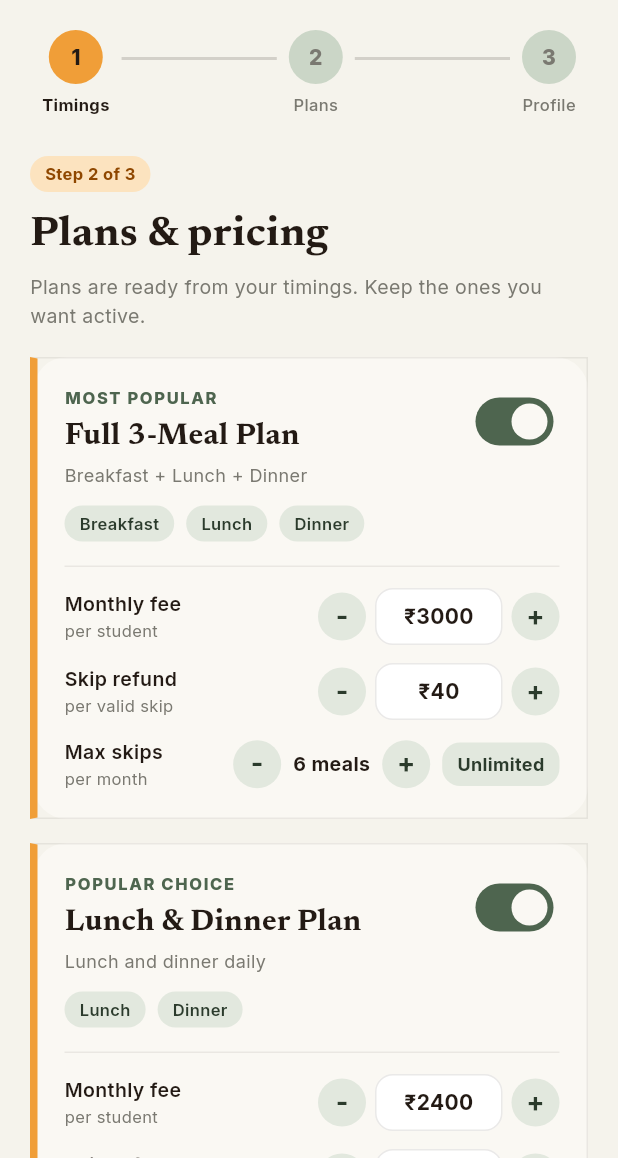
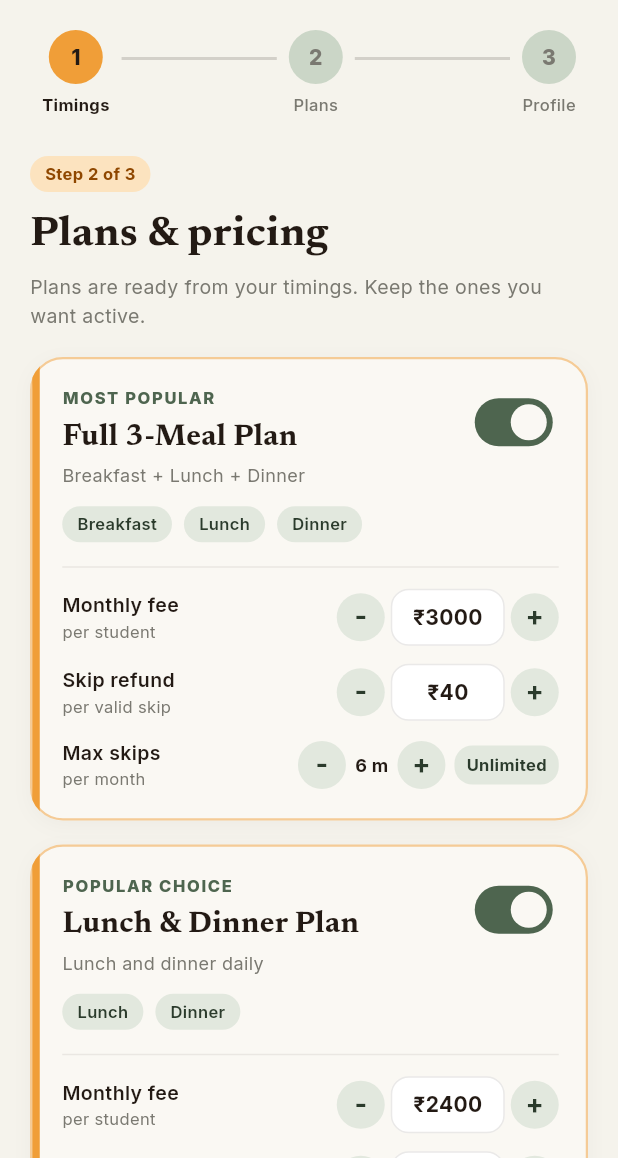
Before and after one commit to mohit-agnihotri/MessMate, a Flutter app: the OwnerSetupPage screen opened directly, swiped to page 2, on a phone screen of 412 x 824 dp, the part 78-1236 px from its top. Run offline on Flutter 3.47's test engine with Material 3 defaults, Android fonts, the phone set to English and light mode, and no system bars; our stand-ins replace cached_network_image, cloud_firestore, firebase_auth, firebase_core, firebase_messaging, flutter_riverpod and 8 more; missing offline and left inert: flutter_quill, onesignal_flutter; accounts and stored records are empty; generated files the repository leaves out were written again.

Commit message:
fix(owner): resolve blank plan card rendering and overflow issues

```diff
--- a/lib/views/pages/auth/owner_setup_page.dart
+++ b/lib/views/pages/auth/owner_setup_page.dart
@@ -95,9 +95,9 @@ class _OwnerSetupPageState extends ConsumerState<OwnerSetupPage> {
   }
 
   Future<void> _checkRoleConflict() async {
+    try {
       final user = FirebaseAuth.instance.currentUser;
       if (user == null) return;
-    try {
       final appService = ref.read(appServiceProvider);
       final existingStudent = await appService.getStudentById(user.uid);
       if (existingStudent != null && mounted) {
@@ -1538,23 +1538,36 @@ class _OwnerSetupPageState extends ConsumerState<OwnerSetupPage> {
 
             return Container(
               margin: const EdgeInsets.only(bottom: 16),
+              clipBehavior: Clip.antiAlias,
               decoration: BoxDecoration(
                 color: const Color(0xFFFAF8F3),
                 borderRadius: BorderRadius.circular(22),
-                border: Border(
-                  left: BorderSide(
+                border: Border.all(
                   color: isEnabled
-                        ? const Color(0xFFF09E38)
+                      ? const Color(0xFFF09E38).withValues(alpha: 0.5)
                       : const Color(0x142D231C),
+                  width: isEnabled ? 1.5 : 1,
+                ),
+                boxShadow: const [
+                  BoxShadow(
+                    color: Color(0x0A2D231C),
+                    blurRadius: 10,
+                    offset: Offset(0, 3),
+                  ),
+                ],
+              ),
+              child: Stack(
+                children: [
+                  if (isEnabled)
+                    Positioned(
+                      left: 0,
+                      top: 0,
+                      bottom: 0,
                       width: 5,
-                  ),
-                  top: const BorderSide(color: Color(0x142D231C)),
-                  right: const BorderSide(color: Color(0x142D231C)),
-                  bottom: const BorderSide(color: Color(0x142D231C)),
-                ),
-              ),
-              child: Padding(
-                padding: const EdgeInsets.all(18),
+                      child: Container(color: const Color(0xFFF09E38)),
+                    ),
+                  Padding(
+                    padding: EdgeInsets.fromLTRB(isEnabled ? 20 : 18, 18, 18, 18),
                     child: Column(
                       crossAxisAlignment: CrossAxisAlignment.start,
                       children: [
@@ -1665,7 +1678,8 @@ class _OwnerSetupPageState extends ConsumerState<OwnerSetupPage> {
                           Row(
                             mainAxisAlignment: MainAxisAlignment.spaceBetween,
                             children: [
-                          Column(
+                              Expanded(
+                                child: Column(
                                   crossAxisAlignment: CrossAxisAlignment.start,
                                   children: [
                                     Text(
@@ -1685,14 +1699,16 @@ class _OwnerSetupPageState extends ConsumerState<OwnerSetupPage> {
                                     ),
                                   ],
                                 ),
+                              ),
+                              const SizedBox(width: 8),
                               Row(
+                                mainAxisSize: MainAxisSize.min,
                                 children: [
                                   _buildRoundStepBtn('-', () => _adjustCtrl(feeCtrl, -100)),
                                   Container(
-                                width: 85,
+                                    width: 76,
                                     height: 38,
-                                margin:
-                                    const EdgeInsets.symmetric(horizontal: 6),
+                                    margin: const EdgeInsets.symmetric(horizontal: 4),
                                     decoration: BoxDecoration(
                                       color: Colors.white,
                                       borderRadius: BorderRadius.circular(12),
@@ -1721,7 +1737,8 @@ class _OwnerSetupPageState extends ConsumerState<OwnerSetupPage> {
                           Row(
                             mainAxisAlignment: MainAxisAlignment.spaceBetween,
                             children: [
-                          Column(
+                              Expanded(
+                                child: Column(
                                   crossAxisAlignment: CrossAxisAlignment.start,
                                   children: [
                                     Text(
@@ -1741,14 +1758,16 @@ class _OwnerSetupPageState extends ConsumerState<OwnerSetupPage> {
                                     ),
                                   ],
                                 ),
+                              ),
+                              const SizedBox(width: 8),
                               Row(
+                                mainAxisSize: MainAxisSize.min,
                                 children: [
                                   _buildRoundStepBtn('-', () => _adjustCtrl(skipCtrl, -5)),
                                   Container(
-                                width: 85,
+                                    width: 76,
                                     height: 38,
-                                margin:
-                                    const EdgeInsets.symmetric(horizontal: 6),
+                                    margin: const EdgeInsets.symmetric(horizontal: 4),
                                     decoration: BoxDecoration(
                                       color: Colors.white,
                                       borderRadius: BorderRadius.circular(12),
@@ -1777,7 +1796,8 @@ class _OwnerSetupPageState extends ConsumerState<OwnerSetupPage> {
                           Row(
                             mainAxisAlignment: MainAxisAlignment.spaceBetween,
                             children: [
-                          Column(
+                              Expanded(
+                                child: Column(
                                   crossAxisAlignment: CrossAxisAlignment.start,
                                   children: [
                                     Text(
@@ -1797,7 +1817,10 @@ class _OwnerSetupPageState extends ConsumerState<OwnerSetupPage> {
                                     ),
                                   ],
                                 ),
+                              ),
+                              const SizedBox(width: 6),
                               Row(
+                                mainAxisSize: MainAxisSize.min,
                                 children: [
                                   if ((plan['maxSkip'] as int) != -1) ...[
                                     _buildRoundStepBtn('-', () {
@@ -1806,11 +1829,11 @@ class _OwnerSetupPageState extends ConsumerState<OwnerSetupPage> {
                                     }),
                                     Padding(
                                       padding: const EdgeInsets.symmetric(
-                                      horizontal: 8),
-                                  child: Text(
-                                    '${plan['maxSkip']} meals',
-                                    style: GoogleFonts.inter(
-                                      fontSize: 13,
+                                          horizontal: 6),
+                                      child: Text(
+                                        '${plan['maxSkip']} m',
+                                        style: GoogleFonts.inter(
+                                          fontSize: 12,
                                           fontWeight: FontWeight.w700,
                                           color: const Color(0xFF231A14),
                                         ),
@@ -1820,7 +1843,7 @@ class _OwnerSetupPageState extends ConsumerState<OwnerSetupPage> {
                                       final cur = plan['maxSkip'] as int;
                                       if (cur < 30) setState(() => plan['maxSkip'] = cur + 1);
                                     }),
-                                const SizedBox(width: 8),
+                                    const SizedBox(width: 6),
                                   ],
                                   InkWell(
                                     onTap: () {
@@ -1835,7 +1858,7 @@ class _OwnerSetupPageState extends ConsumerState<OwnerSetupPage> {
                                     borderRadius: BorderRadius.circular(12),
                                     child: Container(
                                       padding: const EdgeInsets.symmetric(
-                                      horizontal: 10, vertical: 6),
+                                          horizontal: 8, vertical: 5),
                                       decoration: BoxDecoration(
                                         color: (plan['maxSkip'] as int) == -1
                                             ? const Color(0xFFFCE3BF)
@@ -1845,7 +1868,7 @@ class _OwnerSetupPageState extends ConsumerState<OwnerSetupPage> {
                                       child: Text(
                                         isHindi ? 'असीमित' : 'Unlimited',
                                         style: GoogleFonts.inter(
-                                      fontSize: 12,
+                                          fontSize: 11,
                                           fontWeight: FontWeight.w700,
                                           color: (plan['maxSkip'] as int) == -1
                                               ? const Color(0xFF8F4700)
@@ -1861,6 +1884,8 @@ class _OwnerSetupPageState extends ConsumerState<OwnerSetupPage> {
                         ],
                       ],
                     ),
+                  ),
+                ],
               ),
             );
           }),
```
Also changed, not shown: lib/views/pages/owner/owner_plan_builder_page.dart (+18 -6 lines), lib/views/pages/owner/owner_student_management_page.dart (+19 -5 lines). Lines whose indentation alone changed are shown as unchanged.
